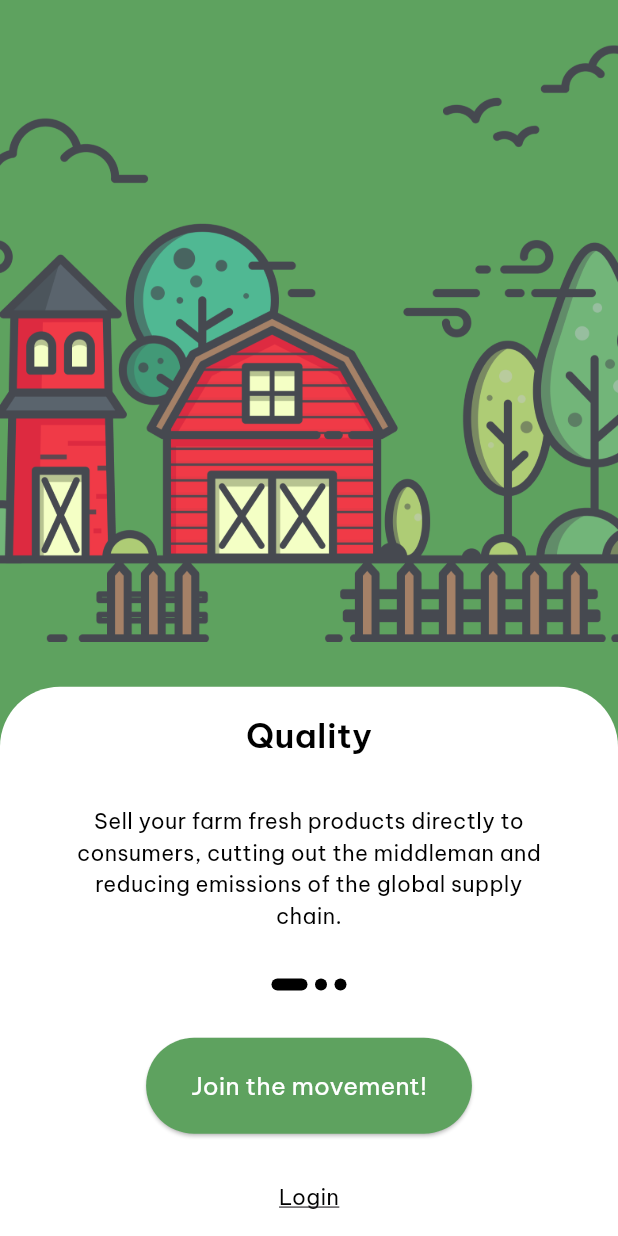
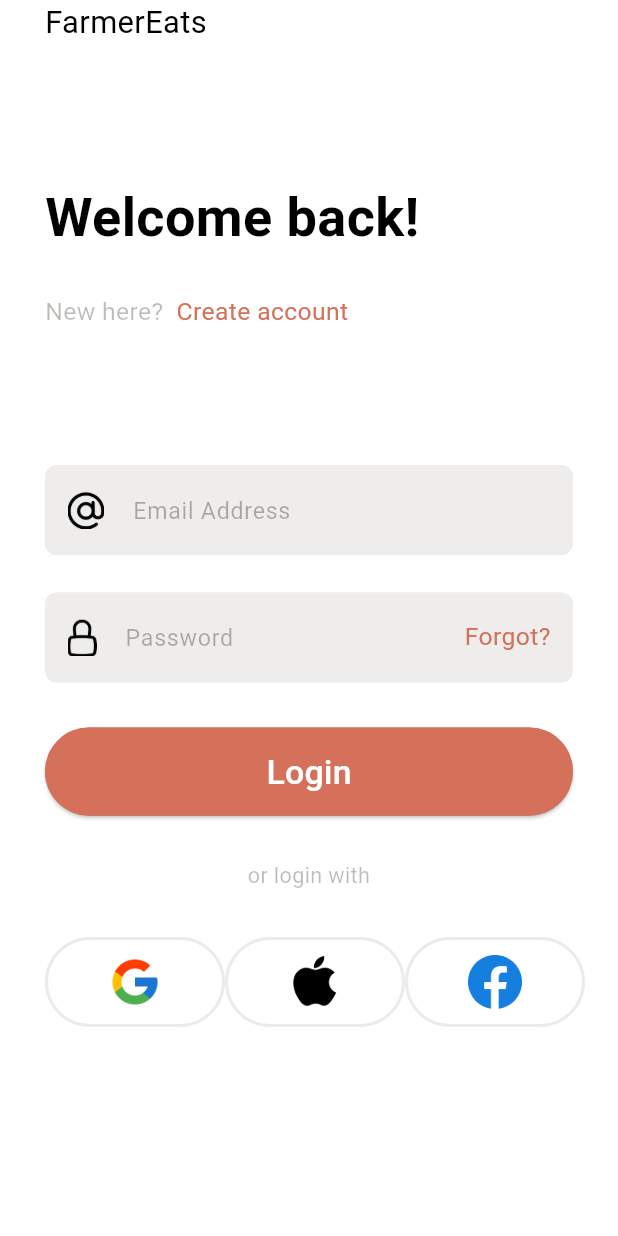
Before and after one commit to marcolous/Flutter-SoftwareLab_Task, a Flutter app: the screen it shows after launch, after a tap on "Login", on a phone screen of 412 x 824 dp. Run offline on Flutter 3.47's test engine with Material 3 defaults, Android fonts, the light colour scheme and no system bars; drawn by our look-alikes of smooth_page_indicator; our stand-ins replace flutter_bloc, gap.

Commit message:
finish login screen

```diff
--- a/lib/core/utils/app_images.dart
+++ b/lib/core/utils/app_images.dart
@@ -13,4 +13,24 @@ class AppImages {
     "assets/images/onBoarding3.png",
     // fit: BoxFit.fitWidth,
   );
+  static Image email = Image.asset(
+    "assets/images/email.png",
+    // fit: BoxFit.fitWidth,
+  );
+  static Image password = Image.asset(
+    "assets/images/password.png",
+    // fit: BoxFit.fitWidth,
+  );
+  static Image google = Image.asset(
+    "assets/images/google.png",
+    // fit: BoxFit.fitWidth,
+  );
+  static Image apple = Image.asset(
+    "assets/images/apple.png",
+    // fit: BoxFit.fitWidth,
+  );
+  static Image fb = Image.asset(
+    "assets/images/fb.png",
+    // fit: BoxFit.fitWidth,
+  );
 }
--- a/lib/core/utils/styles.dart
+++ b/lib/core/utils/styles.dart
@@ -77,7 +77,7 @@ class Styles {
   static TextStyle style15(BuildContext context) {
     return TextStyle(
       fontSize: getResponsiveFontSize(context, fontSize: 15),
-      fontWeight: FontWeight.w600,
+      fontWeight: FontWeight.w400,
       color: Colors.black,
       fontFamily: fontFamily,
     );
@@ -239,7 +239,7 @@ class Styles {
     return TextStyle(
       fontSize: getResponsiveFontSize(context, fontSize: 35),
       fontWeight: FontWeight.w600,
-      color: Colors.white,
+      color: Colors.black,
       fontFamily: fontFamily,
     );
   }
--- /dev/null
+++ b/lib/core/widgets/custom_button.dart
@@ -0,0 +1,50 @@
+import 'package:flutter/material.dart';
+import 'package:software_lab/core/utils/styles.dart';
+
+class CustomButton extends StatelessWidget {
+  const CustomButton({
+    super.key,
+    required this.title,
+    required this.onPressed,
+    this.borderRadius,
+    this.aspectRatio,
+    this.hMargin,
+    this.vMargin,
+  });
+  final String title;
+  final void Function() onPressed;
+  final double? borderRadius;
+  final double? hMargin;
+  final double? vMargin;
+  final double? aspectRatio;
+  @override
+  Widget build(BuildContext context) {
+    return AspectRatio(
+      aspectRatio: aspectRatio ?? 6,
+      child: Container(
+        margin: EdgeInsets.symmetric(
+            horizontal: hMargin ?? 0, vertical: vMargin ?? 0),
+        decoration: BoxDecoration(
+          color: const Color(0xffD5715B),
+          borderRadius: BorderRadius.circular(borderRadius ?? 100),
+        ),
+        child: ElevatedButton(
+          onPressed: onPressed,
+          style: ElevatedButton.styleFrom(
+            shape: RoundedRectangleBorder(
+              borderRadius: BorderRadius.circular(borderRadius ?? 100),
+            ),
+            backgroundColor: const Color(0xffD5715B),
+            overlayColor: const Color(0xffD5715B),
+            // elevation: 5,
+            // shadowColor: Colors.black,
+          ),
+          child: Text(
+            title,
+            style: Styles.style22(context).copyWith(color: Colors.white),
+          ),
+        ),
+      ),
+    );
+  }
+}
--- /dev/null
+++ b/lib/core/widgets/custom_text_field.dart
@@ -0,0 +1,89 @@
+// ignore_for_file: body_might_complete_normally_nullable
+
+import 'package:flutter/material.dart';
+import 'package:software_lab/core/utils/styles.dart';
+
+class CustomTextField extends StatelessWidget {
+  const CustomTextField({
+    super.key,
+    this.suffixIcon,
+    required this.prefixIcon,
+    required this.hintText,
+    this.keyboardType,
+    this.obscureText,
+    required this.controller,
+  });
+  final Widget? suffixIcon;
+  final Widget prefixIcon;
+  final String hintText;
+  final TextInputType? keyboardType;
+  final bool? obscureText;
+  final TextEditingController controller;
+
+  @override
+  Widget build(BuildContext context) {
+    return Container(
+      height: 60,
+      decoration: BoxDecoration(
+        borderRadius: BorderRadius.circular(8),
+      ),
+      child: TextFormField(
+        validator: (value) {
+          if (value!.isEmpty) {
+            return 'Required field';
+          }
+        },
+        autocorrect: false,
+        obscureText: obscureText ?? false,
+        keyboardType: keyboardType ?? TextInputType.emailAddress,
+        style: Styles.style16(context).copyWith(color: const Color(0xff8B8B8B)),
+        controller: controller,
+        decoration: InputDecoration(
+          prefixIcon: Padding(
+            padding: const EdgeInsets.symmetric(horizontal: 15),
+            child: prefixIcon,
+          ),
+          suffixIcon: Padding(
+            padding: const EdgeInsets.symmetric(horizontal: 15),
+            child: suffixIcon,
+          ),
+          prefixIconConstraints: const BoxConstraints(maxHeight: 25),
+          suffixIconConstraints: const BoxConstraints(maxHeight: 40),
+          hintText: hintText,
+          hintStyle: Styles.style15(context).copyWith(
+            color: Colors.black.withOpacity(.3),
+          ),
+          filled: true,
+          fillColor: const Color(0xffEEEDEC),
+          focusedBorder: borderDecoration(),
+          enabledBorder: borderDecoration(),
+          errorBorder: errBorderDecoration(),
+          focusedErrorBorder: errBorderDecoration(),
+          contentPadding: const EdgeInsets.all(20),
+        ),
+      ),
+    );
+  }
+
+  OutlineInputBorder borderDecoration() {
+    return OutlineInputBorder(
+      // borderRadius: BorderRadius.circular(12),
+      borderRadius: BorderRadius.circular(8),
+      borderSide: const BorderSide(
+        color: Color(0xffEEEDEC),
+        width: 2,
+      ),
+    );
+  }
+
+  OutlineInputBorder errBorderDecoration() {
+    return OutlineInputBorder(
+      // borderRadius: BorderRadius.circular(12),
+      borderRadius: BorderRadius.circular(8),
+      borderSide: const BorderSide(
+        color: Colors.red,
+        width: 2,
+      ),
+    );
+  }
+}
--- /dev/null
+++ b/lib/feature/auth/presentation/view/login/login_view.dart
@@ -0,0 +1,13 @@
+import 'package:flutter/material.dart';
+import 'package:software_lab/feature/auth/presentation/view/login/widgets/login_view_body.dart';
+
+class LoginView extends StatelessWidget {
+  const LoginView({super.key});
+
+  @override
+  Widget build(BuildContext context) {
+    return const Scaffold(
+      body: LoginViewBody(),
+    );
+  }
+}
--- /dev/null
+++ b/lib/feature/auth/presentation/view/login/widgets/login_view_body.dart
@@ -0,0 +1,135 @@
+import 'package:flutter/material.dart';
+import 'package:gap/gap.dart';
+import 'package:software_lab/core/utils/app_images.dart';
+import 'package:software_lab/core/utils/styles.dart';
+import 'package:software_lab/core/widgets/custom_button.dart';
+import 'package:software_lab/core/widgets/custom_text_field.dart';
+
+class LoginViewBody extends StatefulWidget {
+  const LoginViewBody({super.key});
+
+  @override
+  State<LoginViewBody> createState() => _LoginViewBodyState();
+}
+
+class _LoginViewBodyState extends State<LoginViewBody> {
+  final TextEditingController _email = TextEditingController();
+  final TextEditingController _password = TextEditingController();
+  final GlobalKey<FormState> formKey = GlobalKey<FormState>();
+  bool isLoading = false;
+  @override
+  Widget build(BuildContext context) {
+    return SafeArea(
+      child: Padding(
+        padding: const EdgeInsets.symmetric(horizontal: 30),
+        child: Form(
+          key: formKey,
+          child: ListView(
+            children: [
+              Text(
+                'FarmerEats',
+                style: Styles.style20(context),
+              ),
+              const Gap(90),
+              Text(
+                'Welcome back!',
+                style: Styles.style35(context),
+              ),
+              const Gap(25),
+              Text.rich(
+                // textAlign: TextAlign.center,
+                TextSpan(
+                  text: 'New here?',
+                  style: Styles.style16(context).copyWith(
+                    color: const Color(0xff261C12).withOpacity(.3),
+                  ),
+                  children: [
+                    TextSpan(
+                      text: '  Create account',
+                      style: Styles.style16(context)
+                          .copyWith(color: const Color(0xffD5715B)),
+                    ),
+                  ],
+                ),
+              ),
+              const Text('  '),
+              const Gap(70),
+              CustomTextField(
+                prefixIcon: AppImages.email,
+                hintText: 'Email Address',
+                controller: _email,
+              ),
+              const Gap(25),
+              CustomTextField(
+                prefixIcon: AppImages.password,
+                hintText: 'Password',
+                controller: _password,
+                obscureText: true,
+                suffixIcon: Text(
+                  'Forgot?',
+                  style: Styles.style16(context).copyWith(
+                    color: const Color(0xffD5715B),
+                  ),
+                ),
+              ),
+              const Gap(30),
+              CustomButton(
+                title: 'Login',
+                onPressed: () {},
+              ),
+              const Gap(30),
+              Text(
+                'or login with',
+                textAlign: TextAlign.center,
+                style: Styles.style14(context).copyWith(
+                  color: const Color(0xff261C12).withOpacity(.3),
+                ),
+              ),
+              const Gap(30),
+              const CustomGoogleAppleFBRow()
+            ],
+          ),
+        ),
+      ),
+    );
+  }
+}
+
+class CustomGoogleAppleFBRow extends StatelessWidget {
+  const CustomGoogleAppleFBRow({
+    super.key,
+  });
+
+  @override
+  Widget build(BuildContext context) {
+    return Row(
+      mainAxisAlignment: MainAxisAlignment.spaceAround,
+      children: [
+        CustomLoginWith(child: AppImages.google),
+        CustomLoginWith(child: AppImages.apple),
+        CustomLoginWith(child: AppImages.fb),
+      ],
+    );
+  }
+}
+
+class CustomLoginWith extends StatelessWidget {
+  const CustomLoginWith({super.key, required this.child});
+  final Widget child;
+  @override
+  Widget build(BuildContext context) {
+    return Container(
+      height: 60,
+      width: 120,
+      padding: const EdgeInsets.all(10),
+      decoration: BoxDecoration(
+        borderRadius: BorderRadius.circular(40),
+        border: Border.all(
+          color: Colors.black.withOpacity(.08),
+          width: 2,
+        ),
+      ),
+      child: child,
+    );
+  }
+}
--- a/lib/feature/splash/presentation/view/splash_view.dart
+++ b/lib/feature/splash/presentation/view/splash_view.dart
@@ -15,7 +15,11 @@ class SplashView extends StatelessWidget {
       child: BlocConsumer<SplashCubit, SplashState>(
         listener: (context, state) {
           if (state is OnBoardingCompleted) {
-            Navigator.pushNamed(context, Routes.kLoginView);
+            Navigator.pushNamedAndRemoveUntil(
+              context,
+              Routes.kLoginView,
+              (route) => false,
+            );
           }
         },
         builder: (context, state) {
@@ -31,7 +35,7 @@ class SplashView extends StatelessWidget {
                   height: 0,
                   child: PageView.builder(
                     controller: _pageController,
-                    itemCount: onBoardingData.length,
+                    itemCount: pageCount,
                     itemBuilder: (context, index) {
                       return const SizedBox();
                     },
@@ -95,8 +99,11 @@ class SplashView extends StatelessWidget {
                           ),
                         ),
                         GestureDetector(
-                          onTap: () =>
-                              Navigator.pushNamed(context, Routes.kLoginView),
+                          onTap: () => Navigator.pushNamedAndRemoveUntil(
+                            context,
+                            Routes.kLoginView,
+                            (route) => false,
+                          ),
                           child: Text(
                             'Login',
                             style: Styles.style14(context).copyWith(
--- a/lib/main.dart
+++ b/lib/main.dart
@@ -1,5 +1,6 @@
 import 'package:flutter/material.dart';
 import 'package:software_lab/core/utils/routes.dart';
+import 'package:software_lab/feature/auth/presentation/view/login/login_view.dart';
 import 'package:software_lab/feature/splash/presentation/view/splash_view.dart';
 
 void main() {
@@ -12,12 +13,13 @@ class SoftwareLab extends StatelessWidget {
   @override
   Widget build(BuildContext context) {
     return MaterialApp(
+      theme: ThemeData(scaffoldBackgroundColor: Colors.white),
       debugShowCheckedModeBanner: false,
       home: SplashView(),
       routes: {
         Routes.kSplashView: (context) => SplashView(),
         // Routes.kRegisterView: (context) => const RegisterView(),
-        // Routes.kLoginView: (context) => const LoginView(),
+        Routes.kLoginView: (context) => const LoginView(),
       },
     );
   }
```
Also changed, not shown: pubspec.yaml (+5 -4 lines), assets/images/apple.png (added), assets/images/email.png (added), assets/images/fb.png (added), assets/images/google.png (added), assets/images/password.png (added), pubspec.lock.
